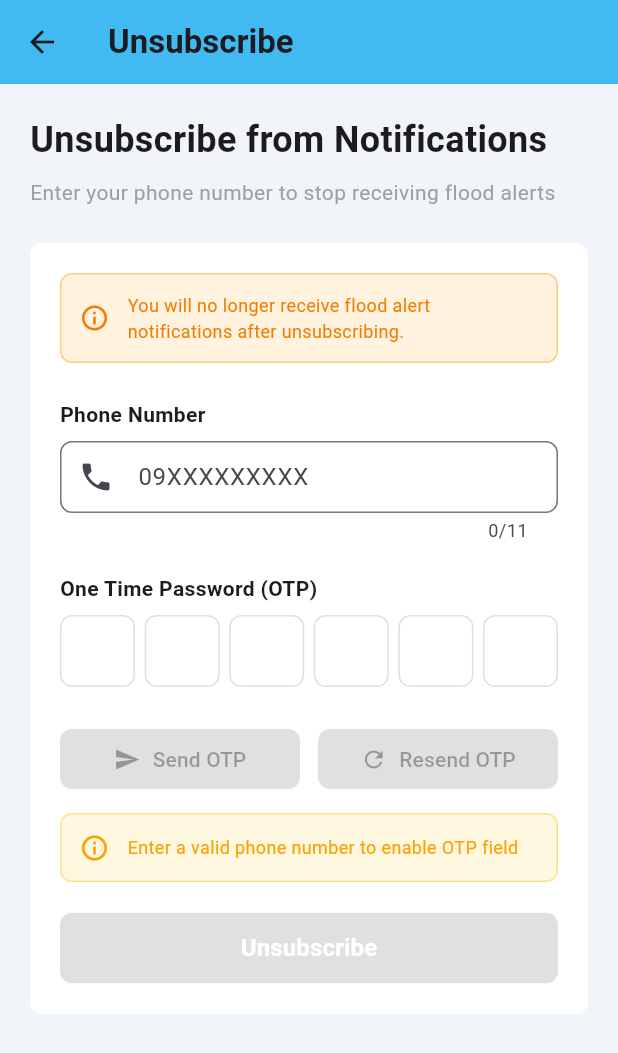
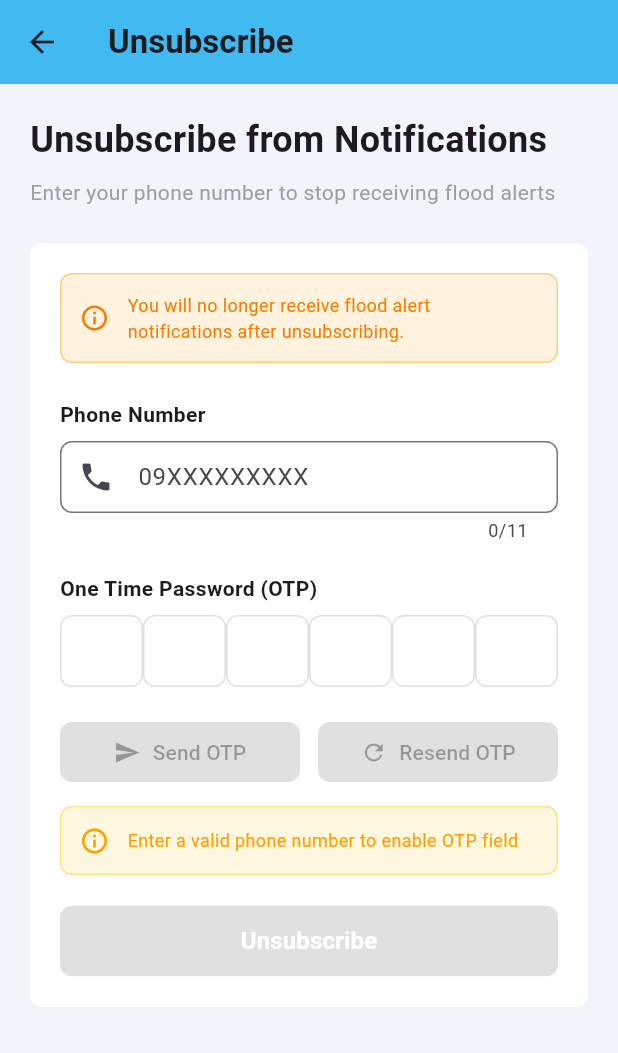
Before and after one commit to Zanti00/floodguard, a Flutter app: the NotifyPage screen opened directly, after a tap on "Unsubscribe", on a phone screen of 412 x 824 dp. Shown: the top 1053 px of the screen. Run offline on Flutter 3.47's test engine with Material 3 defaults, Android fonts, the phone set to English and light mode, and no system bars; our stand-ins replace flutter_dotenv, supabase_flutter; accounts and stored records are empty.

Commit message:
feat: Update emergency hotline number and enhance OTP input field layout across pages

```diff
--- a/assets/data/hotline.json
+++ b/assets/data/hotline.json
@@ -4,7 +4,7 @@
       "name": "Emergency Hotline (Nationwide)",
       "hotlines": [
         {
-          "number": "09770626462"
+          "number": "911"
         }
       ]
     }
--- a/lib/pages/notify_page.dart
+++ b/lib/pages/notify_page.dart
@@ -27,8 +27,8 @@ class _NotifyPageState extends State<NotifyPage> {
   bool _isResendingOTP = false;
   String? _otpError;
   Map<String, bool> _alertLevels = {
+    'Alert': false,
     'Alarm': false,
-    'Alert': false,
     'Critical Level': false,
   };
 
@@ -223,11 +223,12 @@ class _NotifyPageState extends State<NotifyPage> {
 
   Widget _buildOTPInputField() {
     return Row(
-      mainAxisAlignment: MainAxisAlignment.spaceBetween,
+      mainAxisAlignment: MainAxisAlignment.spaceEvenly,
       children: List.generate(6, (index) {
-        return SizedBox(
-          width: 50,
-          height: 60,
+        return Flexible(
+          flex: 1,
+          child: AspectRatio(
+            aspectRatio: 1.0,
             child: TextField(
               enabled: _isPhoneValid,
               textAlign: TextAlign.center,
@@ -267,7 +268,8 @@ class _NotifyPageState extends State<NotifyPage> {
                   borderRadius: BorderRadius.circular(8),
                   borderSide: BorderSide(color: Color(0xFF41BAF1), width: 2),
                 ),
-              contentPadding: EdgeInsets.zero,
+                contentPadding: EdgeInsets.all(0),
+              ),
             ),
           ),
         );
@@ -280,9 +282,6 @@ class _NotifyPageState extends State<NotifyPage> {
       final phone = _phoneController.text;
       final otp = _otpController.text;
 
-      // Verify OTP using the service
-      await OTPService.verifyOTP(phone, otp);
-
       // Get selected stations
       final selectedStations = _selectedStations.entries
           .where((entry) => entry.value)
@@ -293,7 +292,21 @@ class _NotifyPageState extends State<NotifyPage> {
         throw Exception('Please select at least one station to monitor');
       }
 
+      // Get selected alert levels
+      final selectedAlertLevels = _alertLevels.entries
+          .where((entry) => entry.value)
+          .map((entry) => entry.key)
+          .toList();
+
+      if (selectedAlertLevels.isEmpty) {
+        throw Exception('Please select at least one alert level to receive');
+      }
+
       print('Selected stations: $selectedStations');
+      print('Selected alert levels: $selectedAlertLevels');
+
+      // Verify OTP using the service (only after validation checks pass)
+      await OTPService.verifyOTP(phone, otp);
 
       final now = DateTime.now().toIso8601String();
 
@@ -313,6 +326,7 @@ class _NotifyPageState extends State<NotifyPage> {
               'is_verified': true,
               'is_subscribed': true,
               'stations': selectedStations.join(','),
+              'alert_levels': selectedAlertLevels.join(','),
               'updated_at': now,
             })
             .eq('id', existingUser['id']);
@@ -328,6 +342,7 @@ class _NotifyPageState extends State<NotifyPage> {
           'is_verified': true,
           'is_subscribed': true,
           'stations': selectedStations.join(','),
+          'alert_levels': selectedAlertLevels.join(','),
           'created_at': now,
           'updated_at': now,
         });
@@ -719,13 +734,13 @@ class _NotifyPageState extends State<NotifyPage> {
                       child: Column(
                         children: [
                           CheckboxListTile(
-                            value: _alertLevels['Alarm'] ?? false,
+                            value: _alertLevels['Alert'] ?? false,
                             onChanged: (bool? value) {
                               setState(() {
-                                _alertLevels['Alarm'] = value ?? false;
+                                _alertLevels['Alert'] = value ?? false;
                               });
                             },
-                            title: Text('Alarm'),
+                            title: Text('Alert'),
                             controlAffinity: ListTileControlAffinity.leading,
                             contentPadding: EdgeInsets.symmetric(
                               horizontal: 8,
@@ -734,13 +749,13 @@ class _NotifyPageState extends State<NotifyPage> {
                           ),
                           Divider(height: 1),
                           CheckboxListTile(
-                            value: _alertLevels['Alert'] ?? false,
+                            value: _alertLevels['Alarm'] ?? false,
                             onChanged: (bool? value) {
                               setState(() {
-                                _alertLevels['Alert'] = value ?? false;
+                                _alertLevels['Alarm'] = value ?? false;
                               });
                             },
-                            title: Text('Alert'),
+                            title: Text('Alarm'),
                             controlAffinity: ListTileControlAffinity.leading,
                             contentPadding: EdgeInsets.symmetric(
                               horizontal: 8,
--- a/lib/pages/unsubscribe_page.dart
+++ b/lib/pages/unsubscribe_page.dart
@@ -171,11 +171,12 @@ class _UnsubscribePageState extends State<UnsubscribePage> {
 
   Widget _buildOTPInputField() {
     return Row(
-      mainAxisAlignment: MainAxisAlignment.spaceBetween,
+      mainAxisAlignment: MainAxisAlignment.spaceEvenly,
       children: List.generate(6, (index) {
-        return SizedBox(
-          width: 50,
-          height: 60,
+        return Flexible(
+          flex: 1,
+          child: AspectRatio(
+            aspectRatio: 1.0,
             child: TextField(
               enabled: _isPhoneValid && !_isLoading && !_unsubscribed,
               textAlign: TextAlign.center,
@@ -215,7 +216,8 @@ class _UnsubscribePageState extends State<UnsubscribePage> {
                   borderRadius: BorderRadius.circular(8),
                   borderSide: BorderSide(color: Color(0xFF41BAF1), width: 2),
                 ),
-              contentPadding: EdgeInsets.zero,
+                contentPadding: EdgeInsets.all(0),
+              ),
             ),
           ),
         );
```
Also changed, not shown: lib/pages/edit_monitored_station_page.dart (+36 -18 lines). Lines whose indentation alone changed are shown as unchanged.
